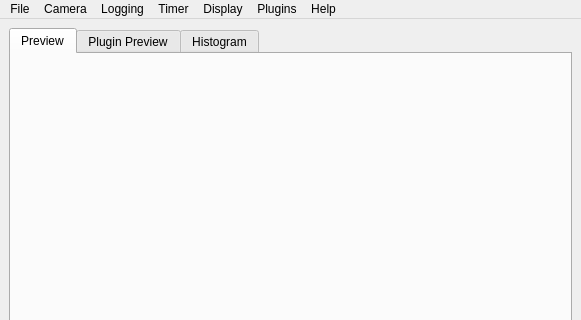
Old version of the form src/gui/camera_window.ui in the repository janelia-idf/bias; both pictures show x 0 to 581 and y 0 to 320 of the 581 by 479 pixel window.
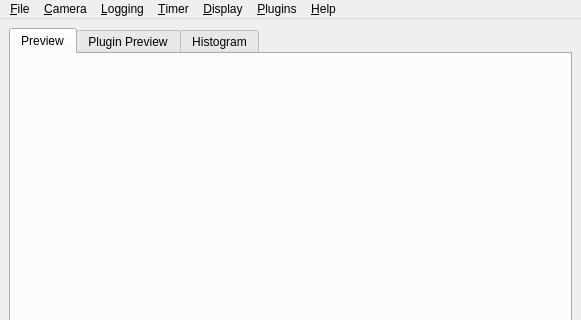
New version of the form.

```diff
--- a/src/gui/camera_window.ui
+++ b/src/gui/camera_window.ui
@@ -239,7 +239,7 @@
    </property>
    <widget class="QMenu" name="menuLoggingPtr_">
     <property name="title">
-     <string>Logging</string>
+     <string>&amp;Logging</string>
     </property>
     <widget class="QMenu" name="menuLoggingFormatPtr_">
      <property name="title">
@@ -257,14 +257,14 @@
    </widget>
    <widget class="QMenu" name="menuTimerPtr_">
     <property name="title">
-     <string>Timer</string>
+     <string>&amp;Timer</string>
     </property>
     <addaction name="actionTimerEnabledPtr_"/>
     <addaction name="actionTimerSettingsPtr_"/>
    </widget>
    <widget class="QMenu" name="menuCameraPtr_">
     <property name="title">
-     <string>Camera</string>
+     <string>&amp;Camera</string>
     </property>
     <widget class="QMenu" name="menuCameraVideoModePtr_">
      <property name="title">
@@ -300,7 +300,7 @@
    </widget>
    <widget class="QMenu" name="menuHelpPtr_">
     <property name="title">
-     <string>Help</string>
+     <string>&amp;Help</string>
     </property>
     <addaction name="actionHelpUserManualPtr_"/>
     <addaction name="separator"/>
@@ -308,7 +308,7 @@
    </widget>
    <widget class="QMenu" name="menuDisplayPtr_">
     <property name="title">
-     <string>Display</string>
+     <string>&amp;Display</string>
     </property>
     <widget class="QMenu" name="menuDisplayOrientationPtr_">
      <property name="title">
@@ -332,7 +332,7 @@
    </widget>
    <widget class="QMenu" name="menuFile">
     <property name="title">
-     <string>File</string>
+     <string>&amp;File</string>
     </property>
     <addaction name="actionFileLoadConfigPtr_"/>
     <addaction name="actionFileSaveConfigPtr_"/>
@@ -342,7 +342,7 @@
    </widget>
    <widget class="QMenu" name="menuPluginsPtr_">
     <property name="title">
-     <string>Plugins</string>
+     <string>&amp;Plugins</string>
     </property>
     <addaction name="actionPluginsSettingsPtr_"/>
     <addaction name="separator"/>
```
